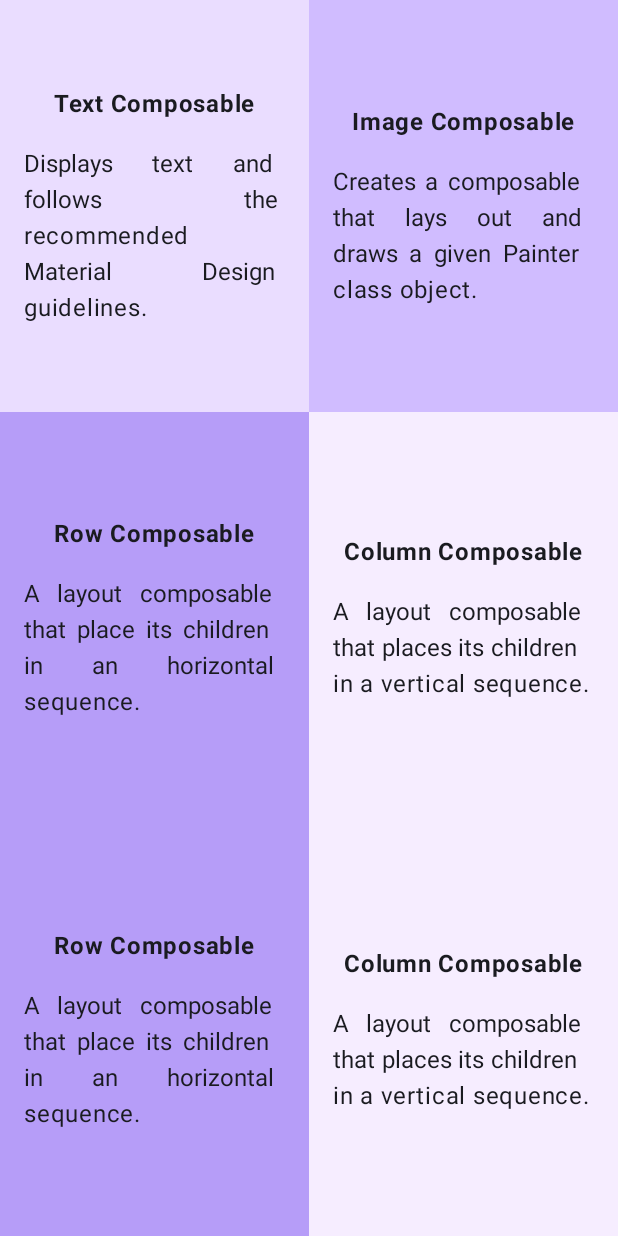
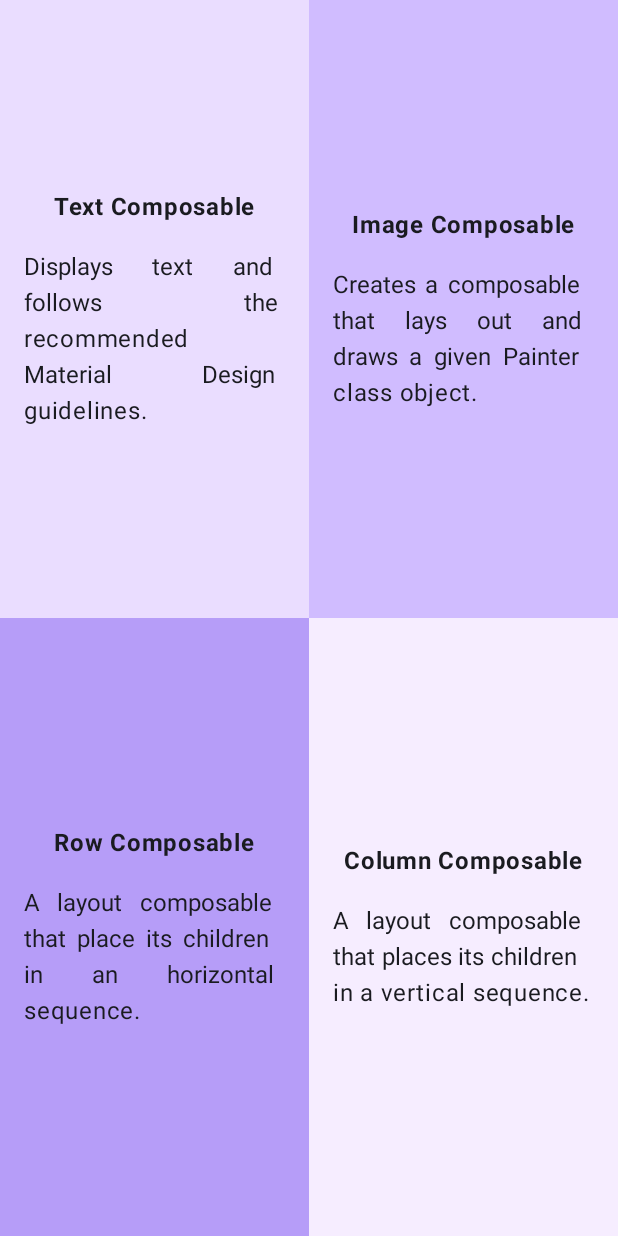
Before and after one commit to 0L47UNB05UN/AndroidComposeQuadrant, an Android app built with Jetpack Compose: the screen it shows after launch (MainActivity), on a phone screen of 412 x 824 dp. Run offline under Robolectric (Android 15) with nearby library versions, the phone set to English and light mode, and no system bars.

Commit message:
initial commit
Signed-off-by: 0L47UNB05UN <ikupolatiolatunbosun@gmail.com>

```diff
--- a/app/src/main/java/com/example/composequadrant/MainActivity.kt
+++ b/app/src/main/java/com/example/composequadrant/MainActivity.kt
@@ -83,10 +83,6 @@ fun ComposeQuadrants(modifier: Modifier = Modifier) {
             R.string.row_c_head, R.string.column_c_head, R.string.row_c_body,
             R.string.column_c_body, R.color.purple_700, R.color.teal_500, modifier.weight(1F)
         )
-        Quadrants(
-            R.string.row_c_head, R.string.column_c_head, R.string.row_c_body,
-            R.string.column_c_body, R.color.purple_700, R.color.teal_500, modifier.weight(1F)
-        )
     }
 }
 
```
